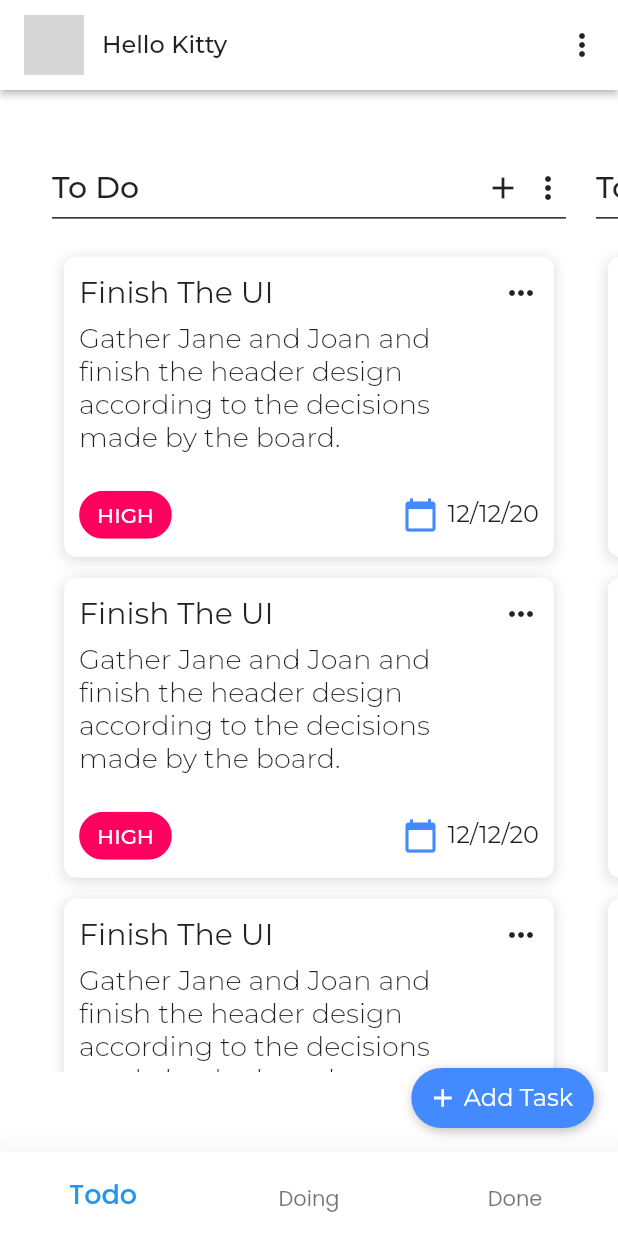
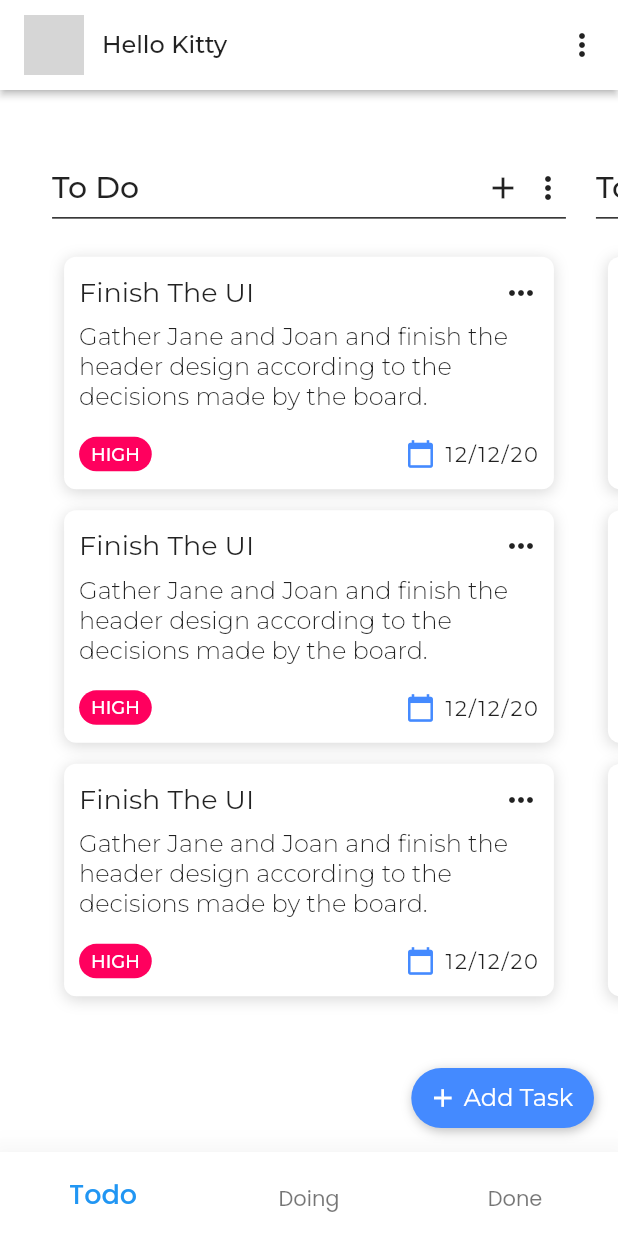
Before and after one commit to abraiyan/minimalist_project_management, a Flutter app: the screen it shows after launch, on a phone screen of 412 x 824 dp. Run offline on Flutter 3.47's test engine with Material 2 defaults, Android fonts, the phone set to English and light mode, and no system bars; our stand-ins replace google_fonts; grey boxes are pictures that could not be loaded.

Commit message:
UI Resized

```diff
--- a/lib/main.dart
+++ b/lib/main.dart
@@ -1,6 +1,7 @@
 import 'package:flutter/cupertino.dart';
 import 'package:flutter/material.dart';
 import 'package:google_fonts/google_fonts.dart';
+import 'package:sideappbarui/widgets/item_main.dart';
 
 void main() {
   runApp(MyApp());
@@ -97,7 +98,7 @@ class _HomePageState extends State<HomePage> {
                         return Column(
                           // ignore: prefer_const_literals_to_create_immutables
                           children: [
-                            const NewWidget(),
+                            const ItemMain(),
                             // ignore: prefer_const_literals_to_create_immutables
                             const SizedBox(height: 14,),
                           ],
@@ -201,58 +202,3 @@ class _HomePageState extends State<HomePage> {
     );
   }
 }
-
-class NewWidget extends StatelessWidget {
-  const NewWidget({
-    Key key,
-  }) : super(key: key);
-
-  @override
-  Widget build(BuildContext context) {
-    return Container(
-      padding: const EdgeInsets.only(left: 10, right: 10, top: 12, bottom: 4),
-      decoration: BoxDecoration(
-        borderRadius: BorderRadius.circular(8.0),
-        color: Colors.white,
-        boxShadow: [
-          BoxShadow(
-            color: Colors.black26.withOpacity(0.15),
-            blurRadius: 8,
-            offset: const Offset(0.0, 2.0),
-          ),
-        ]
-      ),
-      child: Column(
-        mainAxisSize: MainAxisSize.min,
-        children: [
-          Row(
-            children: [
-              Text('Finish The UI', style: GoogleFonts.montserrat(color: Colors.black87, fontSize: 20),),
-              const Spacer(),
-              const Icon(Icons.more_horiz, color: Colors.black87,),
-            ],
-          ),
-          const SizedBox(height: 8,),
-          Padding(
-            padding: const EdgeInsets.only(right: 20),
-            child: Text('Gather Jane and Joan and finish the header design according to the decisions made by the board.', style: GoogleFonts.montserrat(color: Colors.black87, fontSize: 18, fontWeight: FontWeight.w300),),
-          ),
-          const SizedBox(height: 16,),
-          Row(
-            children: [
-              Chip(
-                label: Text('HIGH', style: GoogleFonts.montserrat(color: Colors.white, fontSize: 14, fontWeight: FontWeight.w500),),
-                backgroundColor: const Color(0xFFFF005E),
-                labelPadding: const EdgeInsets.symmetric(horizontal: 8),
-              ),
-              const Spacer(),
-              const Icon(Icons.calendar_today, color: Colors.blueAccent,),
-              const SizedBox(width: 6,),
-              Text('12/12/20', style: GoogleFonts.montserrat(color: Colors.black87, fontSize: 16),)
-            ],
-          ),
-        ],
-      ),
-    );
-  }
-}
--- /dev/null
+++ b/lib/widgets/item_main.dart
@@ -0,0 +1,65 @@
+import 'package:flutter/material.dart';
+import 'package:google_fonts/google_fonts.dart';
+
+class ItemMain extends StatelessWidget {
+
+  const ItemMain({
+    Key key,
+  }) : super(key: key);
+
+  @override
+  Widget build(BuildContext context) {
+    const double headerFontSize = 18;
+    const double descriptionFontSize = 16;
+    const double dateFontSize = 14;
+
+    return Container(
+      padding: const EdgeInsets.symmetric(horizontal: 10, vertical: 12),
+      decoration: BoxDecoration(
+          borderRadius: BorderRadius.circular(8.0),
+          color: Colors.white,
+          boxShadow: [
+            BoxShadow(
+              color: Colors.black26.withOpacity(0.15),
+              blurRadius: 8,
+              offset: const Offset(0.0, 2.0),
+            ),
+          ]
+      ),
+      child: Column(
+        mainAxisSize: MainAxisSize.min,
+        children: [
+          Row(
+            children: [
+              Text('Finish The UI', style: GoogleFonts.montserrat(color: Colors.black87, fontSize: headerFontSize),),
+              const Spacer(),
+              const Icon(Icons.more_horiz, color: Colors.black87,),
+            ],
+          ),
+          const SizedBox(height: 8,),
+          Padding(
+            padding: const EdgeInsets.only(right: 20),
+            child: Text('Gather Jane and Joan and finish the header design according to the decisions made by the board. ', style: GoogleFonts.montserrat(color: Colors.black87, fontSize: descriptionFontSize, fontWeight: FontWeight.w300),),
+          ),
+          const SizedBox(height: 16,),
+          Row(
+            children: [
+              Container(
+                padding: const EdgeInsets.symmetric(horizontal: 8, vertical: 4),
+                decoration: BoxDecoration(
+                  color: const Color(0xFFFF005E),
+                  borderRadius: BorderRadius.circular(40.0),
+                ),
+                child: Text('HIGH', style: GoogleFonts.montserrat(color: Colors.white, fontSize: 12, fontWeight: FontWeight.w500),),
+              ),
+              const Spacer(),
+              const Icon(Icons.calendar_today, color: Colors.blueAccent, size: 20,),
+              const SizedBox(width: 6,),
+              Text('12/12/20', style: GoogleFonts.montserrat(color: Colors.black87, fontSize: dateFontSize, letterSpacing: 1.2),)
+            ],
+          ),
+        ],
+      ),
+    );
+  }
+}
```
